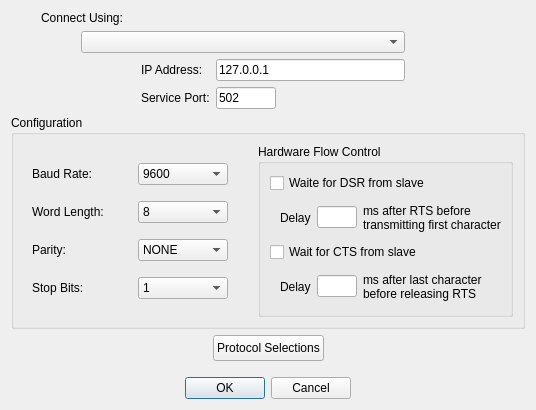
Before: the Qt Designer form modscan64/dialogconnectiondetails.ui in sanny32/OpenModScan, drawn with Qt 5.
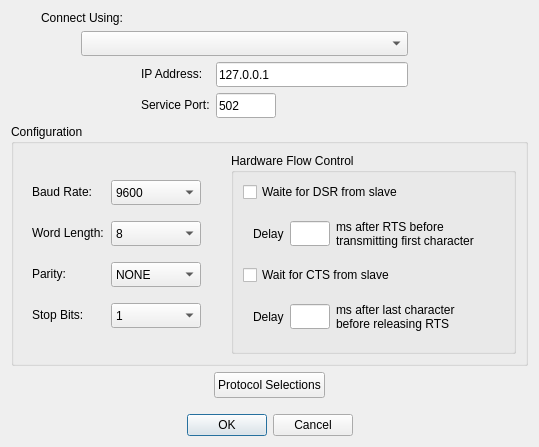
After: the same form once the commit is applied. Custom widgets are drawn as their Qt base class.

Diff of the .ui file:
```diff
--- a/modscan64/dialogconnectiondetails.ui
+++ b/modscan64/dialogconnectiondetails.ui
@@ -6,8 +6,8 @@
    <rect>
     <x>0</x>
     <y>0</y>
-    <width>515</width>
-    <height>410</height>
+    <width>539</width>
+    <height>447</height>
    </rect>
   </property>
   <property name="windowTitle">
@@ -45,7 +45,14 @@
         </spacer>
        </item>
        <item>
-        <widget class="ConnectionComboBox" name="comboBoxConnectUsing"/>
+        <widget class="ConnectionComboBox" name="comboBoxConnectUsing">
+         <property name="minimumSize">
+          <size>
+           <width>0</width>
+           <height>25</height>
+          </size>
+         </property>
+        </widget>
        </item>
        <item>
         <spacer name="horizontalSpacer_7">
@@ -94,6 +101,12 @@
          </item>
          <item row="0" column="1">
           <widget class="QLineEdit" name="lineEditIPAddress">
+           <property name="minimumSize">
+            <size>
+             <width>0</width>
+             <height>25</height>
+            </size>
+           </property>
            <property name="inputMask">
             <string/>
            </property>
@@ -117,6 +130,12 @@
              <verstretch>0</verstretch>
             </sizepolicy>
            </property>
+           <property name="minimumSize">
+            <size>
+             <width>0</width>
+             <height>25</height>
+            </size>
+           </property>
            <property name="maximumSize">
             <size>
              <width>60</width>
@@ -173,6 +192,9 @@
         <property name="formAlignment">
          <set>Qt::AlignLeading|Qt::AlignLeft|Qt::AlignVCenter</set>
         </property>
+        <property name="horizontalSpacing">
+         <number>3</number>
+        </property>
         <property name="verticalSpacing">
          <number>16</number>
         </property>
@@ -188,7 +210,7 @@
           <property name="minimumSize">
            <size>
             <width>90</width>
-            <height>0</height>
+            <height>25</height>
            </size>
           </property>
           <property name="currentIndex">
@@ -248,7 +270,7 @@
           <property name="minimumSize">
            <size>
             <width>90</width>
-            <height>0</height>
+            <height>25</height>
            </size>
           </property>
           <property name="currentIndex">
@@ -278,7 +300,7 @@
           <property name="minimumSize">
            <size>
             <width>90</width>
-            <height>0</height>
+            <height>25</height>
            </size>
           </property>
           <property name="currentIndex">
@@ -306,7 +328,7 @@
           <property name="minimumSize">
            <size>
             <width>90</width>
-            <height>0</height>
+            <height>25</height>
            </size>
           </property>
           <item>
@@ -334,7 +356,7 @@
        <widget class="QGroupBox" name="groupBox_2">
         <property name="sizePolicy">
          <sizepolicy hsizetype="Expanding" vsizetype="Preferred">
-          <horstretch>0</horstretch>
+          <horstretch>1</horstretch>
           <verstretch>0</verstretch>
          </sizepolicy>
         </property>
@@ -382,6 +404,12 @@
                <verstretch>0</verstretch>
               </sizepolicy>
              </property>
+             <property name="minimumSize">
+              <size>
+               <width>0</width>
+               <height>25</height>
+              </size>
+             </property>
              <property name="maximumSize">
               <size>
                <width>40</width>
@@ -392,6 +420,12 @@
            </item>
            <item>
             <widget class="QLabel" name="label_3">
+             <property name="minimumSize">
+              <size>
+               <width>0</width>
+               <height>34</height>
+              </size>
+             </property>
              <property name="text">
               <string>ms after RTS before
 transmitting first character</string>
@@ -453,6 +487,12 @@
                <verstretch>0</verstretch>
               </sizepolicy>
              </property>
+             <property name="minimumSize">
+              <size>
+               <width>0</width>
+               <height>25</height>
+              </size>
+             </property>
              <property name="maximumSize">
               <size>
                <width>40</width>
@@ -463,6 +503,12 @@
            </item>
            <item>
             <widget class="QLabel" name="label_5">
+             <property name="minimumSize">
+              <size>
+               <width>0</width>
+               <height>34</height>
+              </size>
+             </property>
              <property name="text">
               <string>ms after last character
 before releasing RTS</string>
@@ -565,16 +611,16 @@
   </layout>
  </widget>
  <customwidgets>
-  <customwidget>
-   <class>NumericComboBox</class>
-   <extends>QComboBox</extends>
-   <header>numericcombobox.h</header>
-  </customwidget>
   <customwidget>
    <class>NumericLineEdit</class>
    <extends>QLineEdit</extends>
    <header>numericlineedit.h</header>
   </customwidget>
+  <customwidget>
+   <class>NumericComboBox</class>
+   <extends>QComboBox</extends>
+   <header>numericcombobox.h</header>
+  </customwidget>
   <customwidget>
    <class>ConnectionComboBox</class>
    <extends>QComboBox</extends>
```
